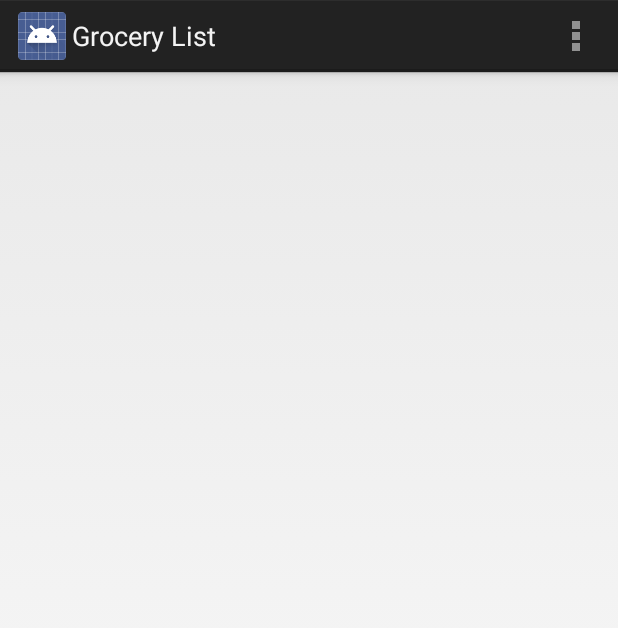
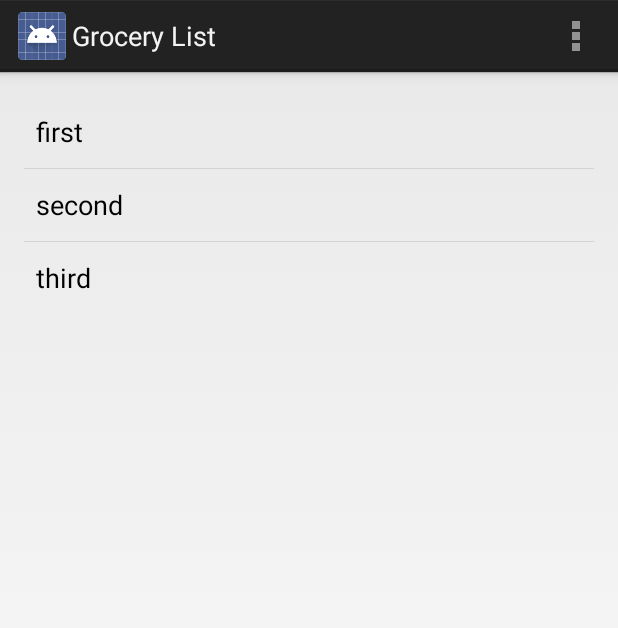
Before and after one commit to ghostface2k/CSCI-4661-Sample-App-F13, an Android app: the screen it shows after launch (MainActivity), on a phone screen of 412 x 824 dp. Shown: the top 628 px of the screen. Run offline under Robolectric (Android 15) with nearby library versions, the phone set to English and light mode, and no system bars.

Commit message:
added a simple list fragment

```diff
--- /dev/null
+++ b/GroceryList/src/main/java/edu/uno/csci4661/grocerylist/ListFragment.java
@@ -0,0 +1,60 @@
+package edu.uno.csci4661.grocerylist;
+
+import android.app.Activity;
+import android.app.Fragment;
+import android.os.Bundle;
+import android.util.Log;
+import android.view.LayoutInflater;
+import android.view.View;
+import android.view.ViewGroup;
+import android.widget.AdapterView;
+import android.widget.ArrayAdapter;
+import android.widget.ListView;
+
+/**
+ * Created by danielward on 9/10/13.
+ */
+public class ListFragment extends Fragment {
+
+    public interface ListFragmentListener {
+        public void onListItemSelected(String item);
+    }
+
+    String[] items = {"first", "second", "third"};
+
+
+    private ListFragmentListener listener = new ListFragmentListener() {
+        @Override
+        public void onListItemSelected(String item) {
+            // left blank
+        }
+    };
+
+    @Override
+    public View onCreateView(LayoutInflater inflater, ViewGroup container, Bundle savedInstanceState) {
+        View view = inflater.inflate(R.layout.fragment_list,container);
+        ListView list = (ListView) view.findViewById(R.id.listview);
+        list.setAdapter(new ArrayAdapter<String>(this.getActivity(),android.R.layout.simple_list_item_1,items));
+
+        list.setOnItemClickListener(new AdapterView.OnItemClickListener() {
+            @Override
+            public void onItemClick(AdapterView<?> parent, View view, int position, long id) {
+                listener.onListItemSelected(items[position]);
+            }
+        });
+
+
+        return view;
+    }
+
+    @Override
+    public void onAttach(Activity activity) {
+        super.onAttach(activity);
+
+        try {
+            this.listener = (ListFragmentListener) activity;
+        } catch (ClassCastException e) {
+            e.printStackTrace();
+        }
+    }
+}
--- a/GroceryList/src/main/java/edu/uno/csci4661/grocerylist/MainActivity.java
+++ b/GroceryList/src/main/java/edu/uno/csci4661/grocerylist/MainActivity.java
@@ -2,18 +2,17 @@ package edu.uno.csci4661.grocerylist;
 
 import android.os.Bundle;
 import android.app.Activity;
-import android.text.Editable;
-import android.text.TextWatcher;
+import android.util.Log;
 import android.view.Menu;
-import android.widget.EditText;
 import android.widget.Toast;
 
-public class MainActivity extends Activity {
+public class MainActivity extends Activity implements ListFragment.ListFragmentListener{
 
     @Override
     protected void onCreate(Bundle savedInstanceState) {
         super.onCreate(savedInstanceState);
         setContentView(R.layout.activity_main);
+
     }
 
     @Override
@@ -37,4 +36,9 @@ public class MainActivity extends Activity {
     protected void onRestoreInstanceState(Bundle savedInstanceState) {
         super.onRestoreInstanceState(savedInstanceState);
     }
+
+    @Override
+    public void onListItemSelected(String item) {
+        Toast.makeText(this, item, Toast.LENGTH_SHORT).show();
+    }
 }
--- a/GroceryList/src/main/res/layout/activity_main.xml
+++ b/GroceryList/src/main/res/layout/activity_main.xml
@@ -8,4 +8,11 @@
     android:paddingBottom="@dimen/activity_vertical_margin"
     tools:context=".MainActivity">
 
+    <fragment
+        android:id="@+id/list_fragment"
+        android:name="edu.uno.csci4661.grocerylist.ListFragment"
+        android:layout_width="wrap_content"
+        android:layout_height="wrap_content"
+        tools:layout="@layout/fragment_list" />
+
 </RelativeLayout>
--- /dev/null
+++ b/GroceryList/src/main/res/layout/fragment_list.xml
@@ -0,0 +1,13 @@
+<RelativeLayout xmlns:android="http://schemas.android.com/apk/res/android"
+    xmlns:tools="http://schemas.android.com/tools"
+    android:layout_width="match_parent"
+    android:layout_height="match_parent"
+    tools:context=".ListFragment">
+
+
+    <ListView
+        android:id="@+id/listview"
+        android:layout_width="wrap_content"
+        android:layout_height="wrap_content" />
+
+</RelativeLayout>
```
